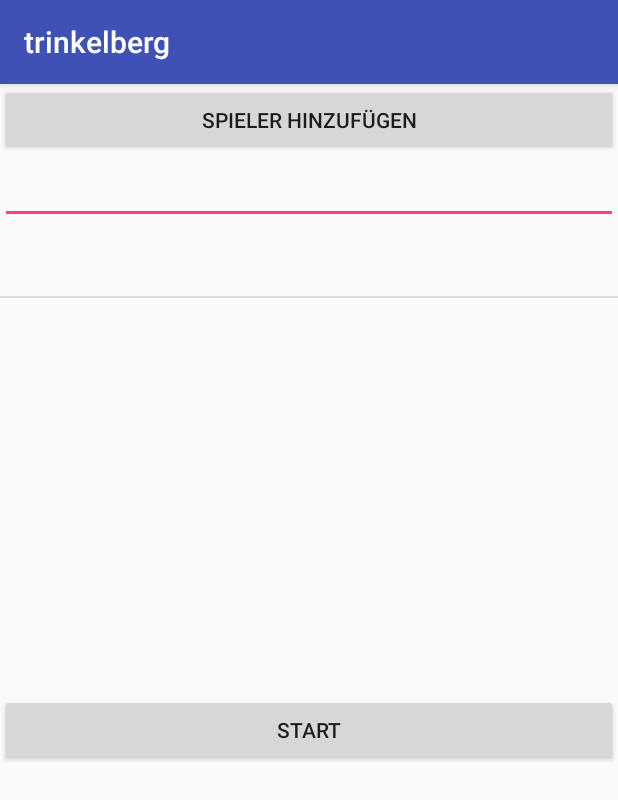
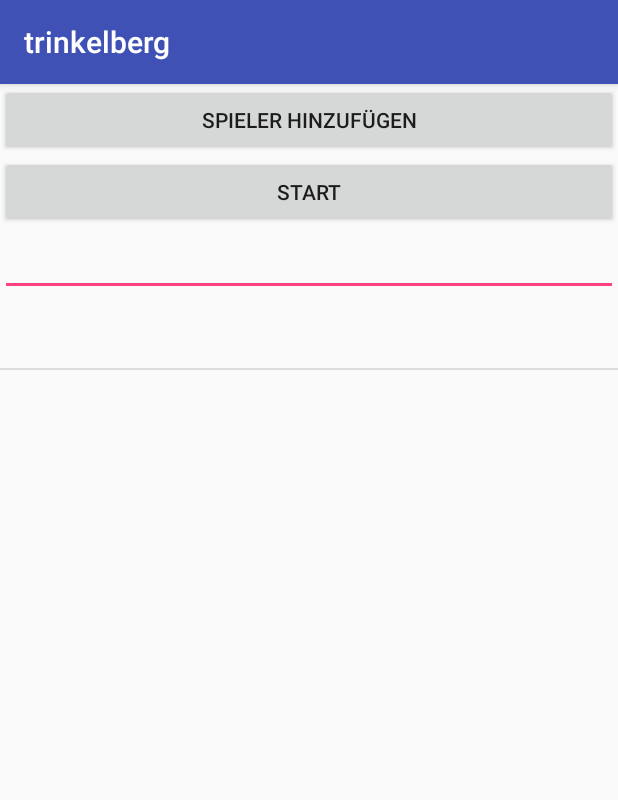
Before and after one commit to MichelKuhn/trinkelberg, an Android app: the screen it shows after launch (MainActivity), after a tap on "SPIELER HINZUFÜGEN", on a phone screen of 412 x 824 dp. Shown: the top 800 px of the screen. Run offline under Robolectric (Android 15) with nearby library versions, the phone set to English and light mode, and no system bars.

Commit message:
Neues Design für das Startmenü

```diff
--- a/app/src/main/java/com/example/michel/trinkelberg/MainActivity.java
+++ b/app/src/main/java/com/example/michel/trinkelberg/MainActivity.java
@@ -7,6 +7,7 @@ import android.os.Bundle;
 import android.view.View;
 import android.view.inputmethod.InputMethodManager;
 import android.widget.ArrayAdapter;
+import android.widget.Button;
 import android.widget.ListView;
 import android.widget.TextView;
 
@@ -17,6 +18,7 @@ import static android.provider.AlarmClock.EXTRA_MESSAGE;
 public class MainActivity extends AppCompatActivity {
     ArrayList<String> players=new ArrayList<>();
 
+    Button startButton;
     ArrayAdapter<String> adapter;
 
     @Override
@@ -28,6 +30,8 @@ public class MainActivity extends AppCompatActivity {
                 players);
         ListView lv = (ListView)findViewById(R.id.listView);
         lv.setAdapter(adapter);
+        startButton = (Button)findViewById(R.id.start);
+        startButton.setEnabled(false);
     }
 
     public void addItems(View v) {
@@ -35,9 +39,8 @@ public class MainActivity extends AppCompatActivity {
         players.add(tv.getText().toString());
         adapter.notifyDataSetChanged();
         tv.setText("");
+        startButton.setEnabled(true);
 
-        InputMethodManager inputManager = (InputMethodManager)getSystemService(Context.INPUT_METHOD_SERVICE);
-        inputManager.hideSoftInputFromWindow(getCurrentFocus().getWindowToken(), InputMethodManager.HIDE_NOT_ALWAYS);
     }
 
     public void onStart(View view) {
--- a/app/src/main/res/layout/activity_main.xml
+++ b/app/src/main/res/layout/activity_main.xml
@@ -12,6 +12,13 @@
         android:layout_height="wrap_content"
         android:onClick="addItems"/>
 
+    <Button
+        android:id="@+id/start"
+        android:layout_width="match_parent"
+        android:layout_height="wrap_content"
+        android:onClick="onStart"
+        android:text="@string/start" />
+
     <EditText
         android:id="@+id/editText"
         android:layout_width="match_parent"
@@ -25,11 +32,4 @@
         android:layout_height="313dp"
         android:drawSelectorOnTop="false"/>
 
-    <Button
-        android:id="@+id/start"
-        android:onClick="onStart"
-        android:layout_width="match_parent"
-        android:layout_height="wrap_content"
-        android:text="@string/start" />
-
 </LinearLayout>
```
